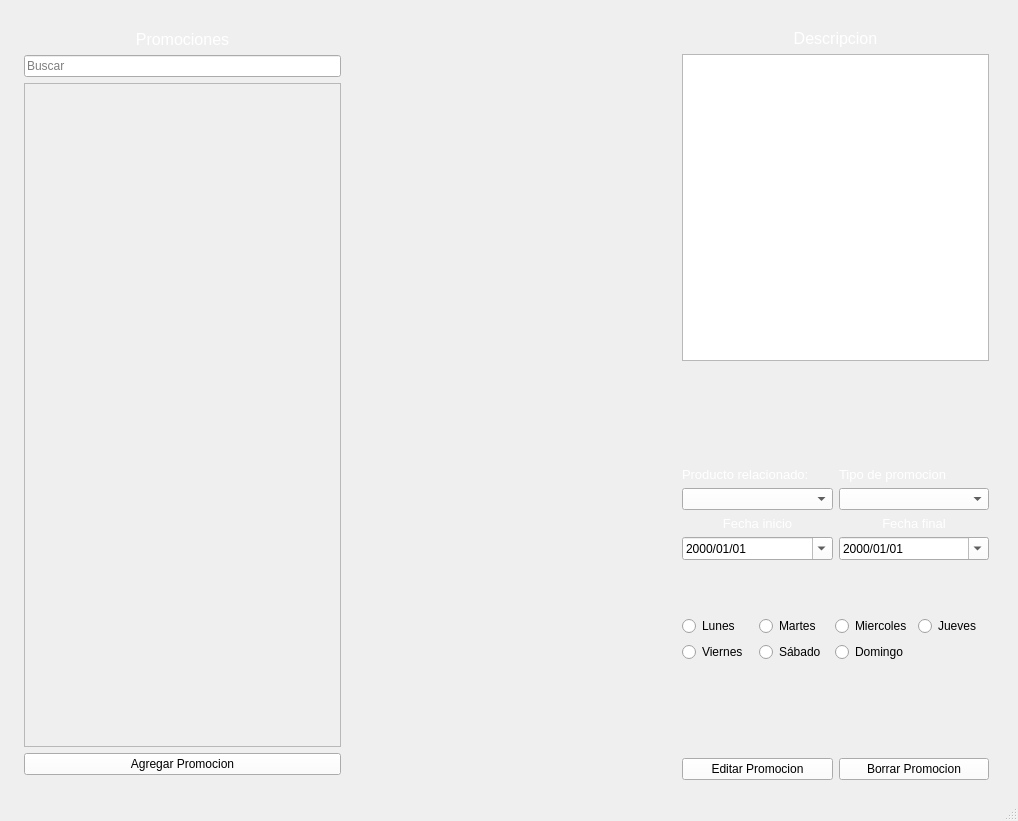
Old version of the form RawInterfaces/Promociones.ui in the repository Ventthos/PollosExpress.
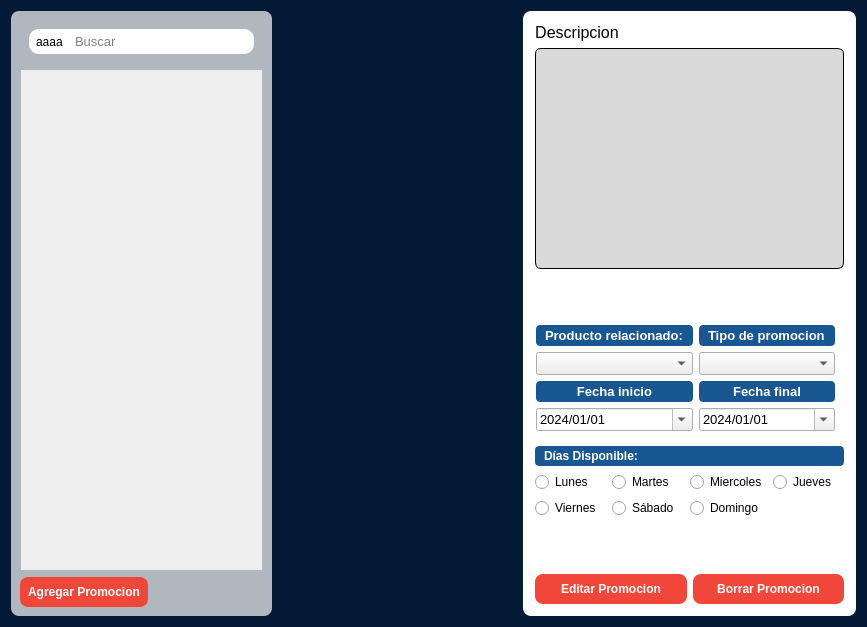
New version of the form. Icons and pictures are not drawn.

Patch:
```diff
--- a/RawInterfaces/Promociones.ui
+++ b/RawInterfaces/Promociones.ui
@@ -6,8 +6,8 @@
    <rect>
     <x>0</x>
     <y>0</y>
-    <width>1018</width>
-    <height>821</height>
+    <width>867</width>
+    <height>627</height>
    </rect>
   </property>
   <property name="palette">
@@ -57,58 +57,124 @@
 }</string>
    </property>
    <layout class="QHBoxLayout" name="horizontalLayout">
+    <property name="leftMargin">
+     <number>0</number>
+    </property>
+    <property name="topMargin">
+     <number>0</number>
+    </property>
+    <property name="rightMargin">
+     <number>0</number>
+    </property>
+    <property name="bottomMargin">
+     <number>0</number>
+    </property>
+    <item>
+     <widget class="QWidget" name="FondoRealPromociones" native="true">
+      <property name="styleSheet">
+       <string notr="true">#FondoRealPromociones{
+	background-color: #031b37;
+}</string>
+      </property>
+      <layout class="QHBoxLayout" name="horizontalLayout_2">
+       <property name="leftMargin">
+        <number>11</number>
+       </property>
+       <property name="topMargin">
+        <number>11</number>
+       </property>
+       <property name="rightMargin">
+        <number>11</number>
+       </property>
+       <property name="bottomMargin">
+        <number>11</number>
+       </property>
     <item>
      <widget class="QWidget" name="GridPromociones1" native="true">
-      <layout class="QGridLayout" name="gridLayout">
+         <property name="styleSheet">
+          <string notr="true">#GridPromociones1{
+	background-color: rgba( 246, 246, 246, 0.71);
+	border-radius: 8px;
+}
+
+#GridPromociones1 QPushButton{
+	color: white;
+	background-color: #f1473a;
+	border: none;
+	border-radius: 8px;
+	padding: 8px;
+	font-weight: bold;
+}
+
+#GridPromociones1 QPushButton:Hover{
+	background-color:  #D4372b;
+}</string>
+         </property>
+         <layout class="QVBoxLayout" name="verticalLayout_2">
+          <item>
+           <widget class="QWidget" name="layoutBarraBusqueda" native="true">
+            <property name="styleSheet">
+             <string notr="true">QLabel{
+	background-color: white;
+	border-top-left-radius: 10px;
+	border-bottom-left-radius: 10px;
+	padding: 4px;
+}
+
+QLineEdit{
+	background-color: white;
+	border-top-right-radius: 10px;
+	border-bottom-right-radius: 10px;
+	color: white;
+	padding: 4px;
+color: black;
+}</string>
+            </property>
+            <layout class="QHBoxLayout" name="layOutBarraBusqueda">
+             <property name="spacing">
+              <number>0</number>
+             </property>
        <property name="leftMargin">
-        <number>15</number>
+              <number>9</number>
        </property>
        <property name="topMargin">
-        <number>15</number>
+              <number>9</number>
        </property>
        <property name="rightMargin">
-        <number>15</number>
+              <number>9</number>
        </property>
        <property name="bottomMargin">
-        <number>15</number>
-       </property>
-       <item row="1" column="0">
-        <widget class="QLabel" name="label_3">
+              <number>9</number>
+             </property>
+             <item>
+              <widget class="QLabel" name="label_2">
+               <property name="sizePolicy">
+                <sizepolicy hsizetype="Maximum" vsizetype="Maximum">
+                 <horstretch>0</horstretch>
+                 <verstretch>0</verstretch>
+                </sizepolicy>
+               </property>
          <property name="maximumSize">
           <size>
-           <width>500</width>
-           <height>16777215</height>
-          </size>
-         </property>
-         <property name="font">
-          <font>
-           <pointsize>12</pointsize>
-          </font>
-         </property>
-         <property name="styleSheet">
-          <string notr="true">#label_3 {
-color: white;
-}</string>
-         </property>
+                 <width>40</width>
+                 <height>26</height>
+                </size>
+               </property>
          <property name="text">
-          <string>Promociones</string>
-         </property>
-         <property name="alignment">
-          <set>Qt::AlignCenter</set>
-         </property>
-        </widget>
-       </item>
-       <item row="0" column="0">
-        <widget class="QFrame" name="frame">
-         <property name="frameShape">
-          <enum>QFrame::StyledPanel</enum>
-         </property>
-         <property name="frameShadow">
-          <enum>QFrame::Raised</enum>
+                <string>aaaa</string>
+               </property>
+               <property name="scaledContents">
+                <bool>true</bool>
+               </property>
+               <property name="wordWrap">
+                <bool>true</bool>
+               </property>
+               <property name="openExternalLinks">
+                <bool>false</bool>
          </property>
         </widget>
        </item>
-       <item row="2" column="0">
+             <item>
         <widget class="QLineEdit" name="BuscadorPromociones">
          <property name="maximumSize">
           <size>
@@ -116,28 +182,27 @@
            <height>16777215</height>
           </size>
          </property>
+               <property name="font">
+                <font>
+                 <family>Arial</family>
+                 <pointsize>10</pointsize>
+                </font>
+               </property>
          <property name="cursor">
           <cursorShape>IBeamCursor</cursorShape>
          </property>
+               <property name="styleSheet">
+                <string notr="true"/>
+               </property>
          <property name="placeholderText">
           <string>Buscar</string>
          </property>
         </widget>
        </item>
-       <item row="4" column="0">
-        <widget class="QPushButton" name="BotonAgregarPromocion">
-         <property name="maximumSize">
-          <size>
-           <width>500</width>
-           <height>16777215</height>
-          </size>
-         </property>
-         <property name="text">
-          <string>Agregar Promocion</string>
-         </property>
-        </widget>
-       </item>
-       <item row="3" column="0">
+            </layout>
+           </widget>
+          </item>
+          <item>
         <widget class="QScrollArea" name="scrollAreaPromociones">
          <property name="sizePolicy">
           <sizepolicy hsizetype="Expanding" vsizetype="Expanding">
@@ -165,8 +230,8 @@
            <rect>
             <x>0</x>
             <y>0</y>
-            <width>308</width>
-            <height>612</height>
+               <width>238</width>
+               <height>499</height>
            </rect>
           </property>
           <property name="layoutDirection">
@@ -176,6 +241,26 @@
          </widget>
         </widget>
        </item>
+          <item alignment="Qt::AlignLeft">
+           <widget class="QPushButton" name="BotonAgregarPromocion">
+            <property name="maximumSize">
+             <size>
+              <width>500</width>
+              <height>16777215</height>
+             </size>
+            </property>
+            <property name="font">
+             <font>
+              <pointsize>9</pointsize>
+              <weight>75</weight>
+              <bold>true</bold>
+             </font>
+            </property>
+            <property name="text">
+             <string>Agregar Promocion</string>
+            </property>
+           </widget>
+          </item>
       </layout>
      </widget>
     </item>
@@ -189,7 +274,7 @@
       </property>
       <property name="sizeHint" stdset="0">
        <size>
-        <width>300</width>
+           <width>245</width>
         <height>200</height>
        </size>
       </property>
@@ -197,57 +282,64 @@
     </item>
     <item>
      <widget class="QWidget" name="GridPromociones2" native="true">
-      <layout class="QGridLayout" name="GridPromociones">
+         <property name="styleSheet">
+          <string notr="true">#GridPromociones2{
+	background-color: white;
+	border-radius: 8px;
+}
+
+#GridPromociones2 QPushButton{
+	color: white;
+	background-color: #f1473a;
+	border: none;
+	border-radius: 8px;
+	padding: 8px;
+	font-weight: bold;
+}
+
+
+#GridPromociones2 QPushButton:Hover{
+	background-color:  #D4372b;
+}</string>
+         </property>
+         <layout class="QVBoxLayout" name="verticalLayout_3">
        <property name="leftMargin">
-        <number>20</number>
+           <number>12</number>
        </property>
        <property name="topMargin">
-        <number>20</number>
+           <number>12</number>
        </property>
        <property name="rightMargin">
-        <number>20</number>
+           <number>12</number>
        </property>
        <property name="bottomMargin">
-        <number>10</number>
-       </property>
-       <property name="horizontalSpacing">
-        <number>6</number>
-       </property>
-       <item row="6" column="0">
-        <spacer name="EspacioPromocionV">
-         <property name="orientation">
-          <enum>Qt::Vertical</enum>
-         </property>
-         <property name="sizeType">
-          <enum>QSizePolicy::Maximum</enum>
-         </property>
-         <property name="sizeHint" stdset="0">
+           <number>12</number>
+          </property>
+          <item alignment="Qt::AlignLeft">
+           <widget class="QLabel" name="LabelDescripcion">
+            <property name="maximumSize">
           <size>
-           <width>20</width>
-           <height>40</height>
-          </size>
-         </property>
-        </spacer>
-       </item>
-       <item row="7" column="0">
-        <layout class="QGridLayout" name="GridBotonesAgregarQuitar">
-         <item row="0" column="0">
-          <widget class="QPushButton" name="EditarPromocionButton">
-           <property name="text">
-            <string>Editar Promocion</string>
-           </property>
-          </widget>
-         </item>
-         <item row="0" column="1">
-          <widget class="QPushButton" name="BorrarPromocionBoton">
+              <width>500</width>
+              <height>16777215</height>
+             </size>
+            </property>
+            <property name="font">
+             <font>
+              <pointsize>12</pointsize>
+             </font>
+            </property>
+            <property name="styleSheet">
+             <string notr="true"/>
+            </property>
            <property name="text">
-            <string>Borrar Promocion</string>
-           </property>
-          </widget>
-         </item>
-        </layout>
-       </item>
-       <item row="2" column="0">
+             <string>Descripcion</string>
+            </property>
+            <property name="alignment">
+             <set>Qt::AlignCenter</set>
+            </property>
+           </widget>
+          </item>
+          <item>
         <widget class="QTextEdit" name="textodescripcion">
          <property name="sizePolicy">
           <sizepolicy hsizetype="Expanding" vsizetype="Expanding">
@@ -258,103 +350,42 @@
          <property name="cursor" stdset="0">
           <cursorShape>IBeamCursor</cursorShape>
          </property>
-        </widget>
-       </item>
-       <item row="5" column="0">
-        <layout class="QGridLayout" name="gridLayout_3">
-         <property name="topMargin">
-          <number>50</number>
-         </property>
-         <property name="bottomMargin">
-          <number>50</number>
-         </property>
-         <item row="2" column="1">
-          <widget class="QRadioButton" name="SabadoButton">
-           <property name="text">
-            <string>Sábado</string>
-           </property>
-           <property name="autoExclusive">
-            <bool>false</bool>
-           </property>
-          </widget>
-         </item>
-         <item row="0" column="0">
-          <widget class="QRadioButton" name="LunesButton">
-           <property name="text">
-            <string>Lunes</string>
-           </property>
-           <property name="autoExclusive">
-            <bool>false</bool>
-           </property>
-          </widget>
-         </item>
-         <item row="0" column="1">
-          <widget class="QRadioButton" name="MartesButton">
-           <property name="text">
-            <string>Martes</string>
-           </property>
-           <property name="autoExclusive">
-            <bool>false</bool>
-           </property>
-          </widget>
-         </item>
-         <item row="0" column="2">
-          <widget class="QRadioButton" name="MiercolesButton">
-           <property name="text">
-            <string>Miercoles</string>
-           </property>
-           <property name="autoExclusive">
-            <bool>false</bool>
-           </property>
-          </widget>
-         </item>
-         <item row="2" column="2">
-          <widget class="QRadioButton" name="DomingoButton">
-           <property name="text">
-            <string>Domingo</string>
-           </property>
-           <property name="autoExclusive">
-            <bool>false</bool>
-           </property>
-          </widget>
-         </item>
-         <item row="2" column="0">
-          <widget class="QRadioButton" name="ViernesButton">
-           <property name="text">
-            <string>Viernes</string>
-           </property>
-           <property name="autoExclusive">
-            <bool>false</bool>
-           </property>
-          </widget>
-         </item>
-         <item row="0" column="3">
-          <widget class="QRadioButton" name="JuevesButton">
-           <property name="text">
-            <string>Jueves</string>
-           </property>
-           <property name="autoExclusive">
-            <bool>false</bool>
-           </property>
-          </widget>
-         </item>
-        </layout>
-       </item>
-       <item row="4" column="0">
+            <property name="styleSheet">
+             <string notr="true">#textodescripcion{
+	border: 1px solid black;
+	background-color: #d9d9d9;
+	border-radius: 6px;
+}</string>
+            </property>
+           </widget>
+          </item>
+          <item>
         <layout class="QGridLayout" name="gridPromocionesDatos">
          <item row="0" column="0">
+             <widget class="QWidget" name="GridDatosWidget" native="true">
+              <property name="styleSheet">
+               <string notr="true">QLabel{
+	color: white;
+	background-color: #185791;
+	padding: 3px 6px;
+	font-weight: bold;
+	border-radius: 4px;
+}</string>
+              </property>
           <layout class="QGridLayout" name="GridDatos">
            <property name="leftMargin">
-            <number>0</number>
+                <number>1</number>
            </property>
            <property name="topMargin">
-            <number>100</number>
+                <number>50</number>
            </property>
            <item row="1" column="1">
             <widget class="QLabel" name="LabelTipoPromocion">
              <property name="font">
               <font>
                <pointsize>10</pointsize>
+                   <weight>75</weight>
+                   <bold>true</bold>
               </font>
              </property>
              <property name="styleSheet">
@@ -368,10 +399,31 @@
             </widget>
            </item>
            <item row="2" column="0">
-            <widget class="QComboBox" name="PromocionBox"/>
+                <widget class="QComboBox" name="PromocionBox">
+                 <property name="font">
+                  <font>
+                   <pointsize>10</pointsize>
+                  </font>
+                 </property>
+                </widget>
            </item>
            <item row="4" column="1">
             <widget class="QDateEdit" name="FechaFinalBox">
+                 <property name="font">
+                  <font>
+                   <pointsize>10</pointsize>
+                  </font>
+                 </property>
+                 <property name="dateTime">
+                  <datetime>
+                   <hour>0</hour>
+                   <minute>0</minute>
+                   <second>0</second>
+                   <year>2024</year>
+                   <month>1</month>
+                   <day>1</day>
+                  </datetime>
+                 </property>
              <property name="displayFormat">
               <string>yyyy/MM/dd</string>
              </property>
@@ -385,6 +437,8 @@
              <property name="font">
               <font>
                <pointsize>10</pointsize>
+                   <weight>75</weight>
+                   <bold>true</bold>
               </font>
              </property>
              <property name="layoutDirection">
@@ -408,6 +462,8 @@
              <property name="font">
               <font>
                <pointsize>10</pointsize>
+                   <weight>75</weight>
+                   <bold>true</bold>
               </font>
              </property>
              <property name="styleSheet">
@@ -425,9 +481,24 @@
            </item>
            <item row="4" column="0">
             <widget class="QDateEdit" name="FechaInicioBox">
+                 <property name="font">
+                  <font>
+                   <pointsize>10</pointsize>
+                  </font>
+                 </property>
              <property name="buttonSymbols">
               <enum>QAbstractSpinBox::UpDownArrows</enum>
              </property>
+                 <property name="dateTime">
+                  <datetime>
+                   <hour>0</hour>
+                   <minute>0</minute>
+                   <second>0</second>
+                   <year>2024</year>
+                   <month>1</month>
+                   <day>1</day>
+                  </datetime>
+                 </property>
              <property name="displayFormat">
               <string>yyyy/MM/dd</string>
              </property>
@@ -437,19 +508,25 @@
             </widget>
            </item>
            <item row="2" column="1">
-            <widget class="QComboBox" name="TipoPromocionBox"/>
+                <widget class="QComboBox" name="TipoPromocionBox">
+                 <property name="font">
+                  <font>
+                   <pointsize>10</pointsize>
+                  </font>
+                 </property>
+                </widget>
            </item>
            <item row="1" column="0">
             <widget class="QLabel" name="label">
              <property name="font">
               <font>
                <pointsize>10</pointsize>
+                   <weight>75</weight>
+                   <bold>true</bold>
               </font>
              </property>
              <property name="styleSheet">
-              <string notr="true">#label{
-color: white;
-}</string>
+                  <string notr="true"/>
              </property>
              <property name="text">
               <string>Producto relacionado:</string>
@@ -457,51 +534,132 @@
             </widget>
            </item>
           </layout>
+             </widget>
          </item>
         </layout>
        </item>
-       <item row="0" column="0">
-        <widget class="QLabel" name="LabelDescripcion">
-         <property name="maximumSize">
-          <size>
-           <width>500</width>
-           <height>16777215</height>
-          </size>
-         </property>
-         <property name="font">
-          <font>
-           <pointsize>12</pointsize>
-          </font>
-         </property>
+          <item>
+           <widget class="QLabel" name="LabelDias">
          <property name="styleSheet">
-          <string notr="true">#LabelDescripcion{
-color: white;
+             <string notr="true">#LabelDias{
+	color: white;
+	background-color: #185791;
+	padding: 3px 6px;
+	font-weight: bold;
+	border-radius: 4px;
 }</string>
          </property>
          <property name="text">
-          <string>Descripcion</string>
-         </property>
-         <property name="alignment">
-          <set>Qt::AlignCenter</set>
-         </property>
-        </widget>
-       </item>
-      </layout>
-     </widget>
-    </item>
-   </layout>
-  </widget>
-  <widget class="QMenuBar" name="menubar">
-   <property name="geometry">
-    <rect>
-     <x>0</x>
-     <y>0</y>
-     <width>1018</width>
-     <height>26</height>
-    </rect>
-   </property>
-  </widget>
-  <widget class="QStatusBar" name="statusbar"/>
+             <string>Días Disponible:</string>
+            </property>
+           </widget>
+          </item>
+          <item>
+           <layout class="QGridLayout" name="gridLayout_3">
+            <property name="topMargin">
+             <number>0</number>
+            </property>
+            <property name="bottomMargin">
+             <number>50</number>
+            </property>
+            <item row="0" column="1">
+             <widget class="QRadioButton" name="MartesButton">
+              <property name="text">
+               <string>Martes</string>
+              </property>
+              <property name="autoExclusive">
+               <bool>false</bool>
+              </property>
+             </widget>
+            </item>
+            <item row="2" column="1">
+             <widget class="QRadioButton" name="SabadoButton">
+              <property name="text">
+               <string>Sábado</string>
+              </property>
+              <property name="autoExclusive">
+               <bool>false</bool>
+              </property>
+             </widget>
+            </item>
+            <item row="2" column="0">
+             <widget class="QRadioButton" name="ViernesButton">
+              <property name="text">
+               <string>Viernes</string>
+              </property>
+              <property name="autoExclusive">
+               <bool>false</bool>
+              </property>
+             </widget>
+            </item>
+            <item row="0" column="0">
+             <widget class="QRadioButton" name="LunesButton">
+              <property name="text">
+               <string>Lunes</string>
+              </property>
+              <property name="autoExclusive">
+               <bool>false</bool>
+              </property>
+             </widget>
+            </item>
+            <item row="0" column="3">
+             <widget class="QRadioButton" name="JuevesButton">
+              <property name="text">
+               <string>Jueves</string>
+              </property>
+              <property name="autoExclusive">
+               <bool>false</bool>
+              </property>
+             </widget>
+            </item>
+            <item row="0" column="2">
+             <widget class="QRadioButton" name="MiercolesButton">
+              <property name="text">
+               <string>Miercoles</string>
+              </property>
+              <property name="autoExclusive">
+               <bool>false</bool>
+              </property>
+             </widget>
+            </item>
+            <item row="2" column="2">
+             <widget class="QRadioButton" name="DomingoButton">
+              <property name="text">
+               <string>Domingo</string>
+              </property>
+              <property name="autoExclusive">
+               <bool>false</bool>
+              </property>
+             </widget>
+            </item>
+           </layout>
+          </item>
+          <item>
+           <layout class="QGridLayout" name="GridBotonesAgregarQuitar">
+            <item row="0" column="0">
+             <widget class="QPushButton" name="EditarPromocionButton">
+              <property name="text">
+               <string>Editar Promocion</string>
+              </property>
+             </widget>
+            </item>
+            <item row="0" column="1">
+             <widget class="QPushButton" name="BorrarPromocionBoton">
+              <property name="text">
+               <string>Borrar Promocion</string>
+              </property>
+             </widget>
+            </item>
+           </layout>
+          </item>
+         </layout>
+        </widget>
+       </item>
+      </layout>
+     </widget>
+    </item>
+   </layout>
+  </widget>
  </widget>
  <resources/>
  <connections/>
```
Left out of the diff: 4 changed lines with no effect on the pictures. Lines whose indentation alone changed are shown as unchanged.
